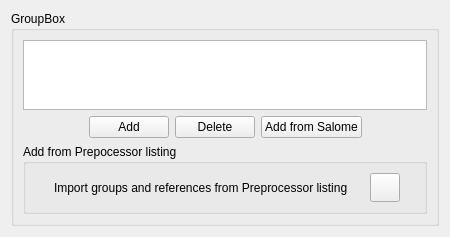
Old version of the form gui/Pages/LocalizationForm.ui in the repository code-saturne/code_saturne.
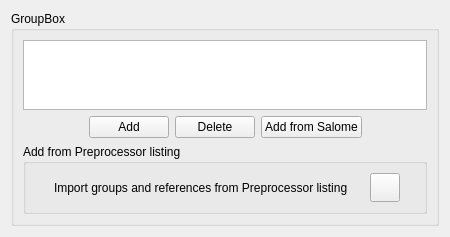
New version of the form. Icons and pictures are not drawn.

What changed in the file:
```diff
--- a/gui/Pages/LocalizationForm.ui
+++ b/gui/Pages/LocalizationForm.ui
@@ -89,7 +89,7 @@
       <item>
        <widget class="QGroupBox" name="groupBoxCreation" >
         <property name="title" >
-         <string>Add from Prepocessor listing</string>
+         <string>Add from Preprocessor listing</string>
         </property>
         <layout class="QHBoxLayout" >
          <item>
```
